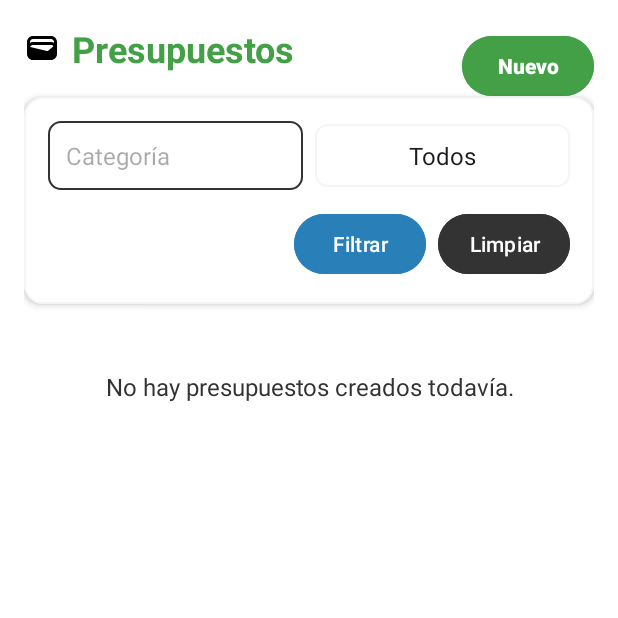
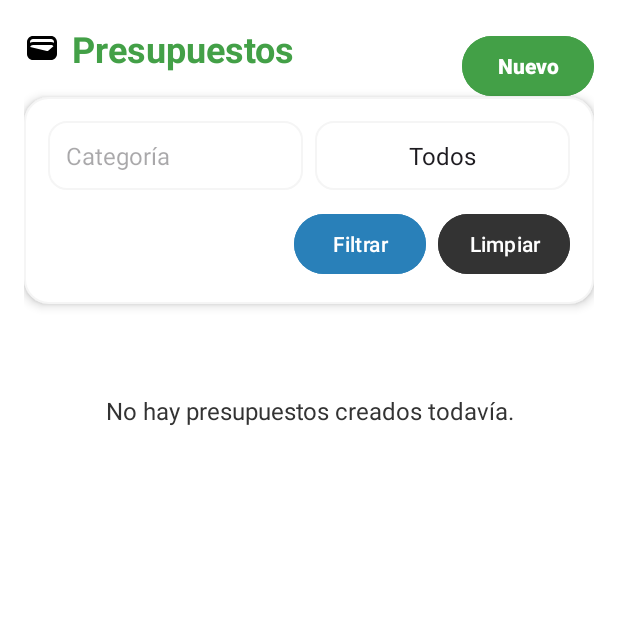
Before and after one commit to JuanAntonioDuran/Finanzly, an Android app: the fragment BudgetsFragment shown on its own in the app's theme, on a phone screen of 412 x 824 dp, the top half of it. Run offline under Robolectric (Android 15) with nearby library versions, the phone set to English and light mode, and no system bars; our stand-ins replace Firebase (no records; nobody signed in at launch, a user with empty details on screens opened directly).

Commit message:
Redesing de los fragment

```diff
--- /dev/null
+++ b/app/src/main/res/drawable/card_background_rounded.xml
@@ -0,0 +1,22 @@
+<?xml version="1.0" encoding="utf-8"?>
+<shape xmlns:android="http://schemas.android.com/apk/res/android"
+    android:shape="rectangle">
+
+    <!-- Fondo blanco -->
+    <solid android:color="@color/white" />
+
+    <!-- Bordes redondeados -->
+    <corners android:radius="16dp" />
+
+    <!-- Sombra suave -->
+    <stroke
+        android:width="1dp"
+        android:color="@color/gray_light" />
+
+    <!-- Padding interno opcional (si quieres espacio extra) -->
+    <padding
+        android:left="8dp"
+        android:top="8dp"
+        android:right="8dp"
+        android:bottom="8dp" />
+</shape>
--- /dev/null
+++ b/app/src/main/res/drawable/edit_text_background_rounded.xml
@@ -0,0 +1,22 @@
+<?xml version="1.0" encoding="utf-8"?>
+<shape xmlns:android="http://schemas.android.com/apk/res/android"
+    android:shape="rectangle">
+
+    <!-- Fondo blanco -->
+    <solid android:color="@color/white" />
+
+    <!-- Bordes redondeados -->
+    <corners android:radius="12dp" />
+
+    <!-- Borde gris claro -->
+    <stroke
+        android:width="1dp"
+        android:color="@color/gray_light" />
+
+    <!-- Padding interno opcional -->
+    <padding
+        android:left="12dp"
+        android:top="12dp"
+        android:right="12dp"
+        android:bottom="12dp" />
+</shape>
--- /dev/null
+++ b/app/src/main/res/drawable/spinner_background_rounded.xml
@@ -0,0 +1,22 @@
+<?xml version="1.0" encoding="utf-8"?>
+<shape xmlns:android="http://schemas.android.com/apk/res/android"
+    android:shape="rectangle">
+
+    <!-- Fondo blanco -->
+    <solid android:color="@color/white" />
+
+    <!-- Bordes redondeados -->
+    <corners android:radius="12dp" />
+
+    <!-- Borde gris claro -->
+    <stroke
+        android:width="1dp"
+        android:color="@color/gray_light" />
+
+    <!-- Padding interno opcional -->
+    <padding
+        android:left="12dp"
+        android:top="8dp"
+        android:right="12dp"
+        android:bottom="8dp" />
+</shape>
--- a/app/src/main/res/layout/fragment_budgets.xml
+++ b/app/src/main/res/layout/fragment_budgets.xml
@@ -59,8 +59,8 @@
                 android:layout_height="wrap_content"
                 android:orientation="vertical"
                 android:padding="16dp"
-                android:background="@drawable/card_background"
-                android:elevation="3dp"
+                android:background="@drawable/card_background_rounded"
+                android:elevation="4dp"
                 android:layout_marginTop="16dp"
                 app:layout_constraintTop_toBottomOf="@id/tvBudgetTitle"
                 app:layout_constraintStart_toStartOf="parent"
@@ -72,7 +72,8 @@
                     android:layout_height="wrap_content"
                     android:orientation="horizontal"
                     android:weightSum="2"
-                    android:layout_marginBottom="12dp">
+                    android:layout_marginBottom="12dp"
+                    android:gravity="center_vertical">
 
                     <EditText
                         android:id="@+id/etCategoryFilter"
@@ -82,10 +83,11 @@
                         android:hint="Categoría"
                         android:inputType="text"
                         android:padding="12dp"
-                        android:background="@drawable/edit_text_background"
+                        android:background="@drawable/edit_text_background_rounded"
                         android:textColor="@color/black"
                         android:textSize="16sp"
-                        android:layout_marginEnd="8dp" />
+                        android:layout_marginEnd="8dp"
+                        android:imeOptions="actionDone"/>
 
                     <Spinner
                         android:id="@+id/spinnerStatusFilter"
@@ -93,9 +95,9 @@
                         android:layout_weight="1"
                         android:layout_height="wrap_content"
                         android:entries="@array/budget_status_options"
-                        android:padding="10dp"
-                        android:background="@drawable/spinner_background"
-                        android:textAlignment="center" />
+                        android:padding="12dp"
+                        android:background="@drawable/spinner_background_rounded"
+                        android:textAlignment="center"/>
                 </LinearLayout>
 
                 <!-- Segunda fila: botones -->
@@ -143,10 +145,12 @@
                 android:layout_height="wrap_content"
                 android:layout_marginTop="20dp"
                 android:layout_marginBottom="16dp"
+                android:clipToPadding="false"
+                android:paddingBottom="8dp"
+                android:paddingTop="8dp"
                 app:layout_constraintTop_toBottomOf="@id/filter_container"
                 app:layout_constraintStart_toStartOf="parent"
-                app:layout_constraintEnd_toEndOf="parent"
-                android:clipToPadding="false" />
+                app:layout_constraintEnd_toEndOf="parent" />
 
             <!-- ⚠️ VISTA VACÍA -->
             <TextView
```
Also changed, not shown: app/src/main/res/layout/fragment_goals.xml (+6 -6 lines), app/src/main/res/layout/fragment_invitation.xml (+21 -8 lines), app/src/main/res/layout/fragment_reminders.xml (+17 -11 lines).
